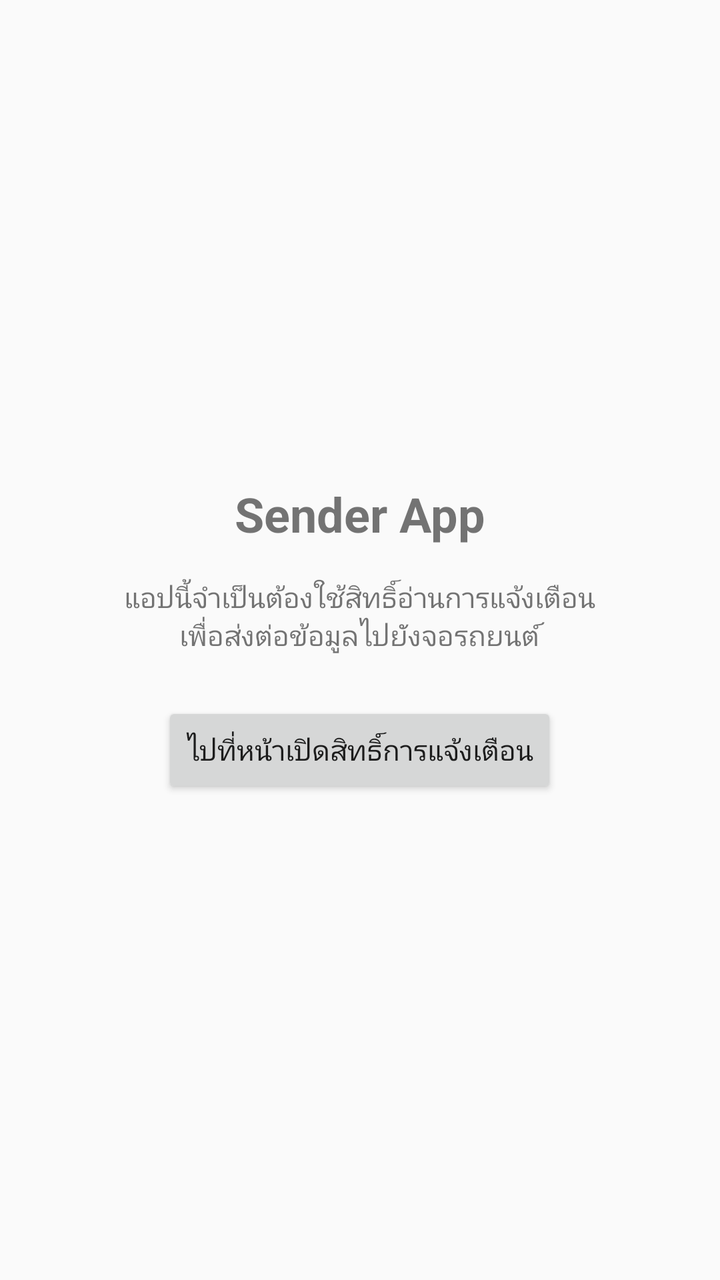
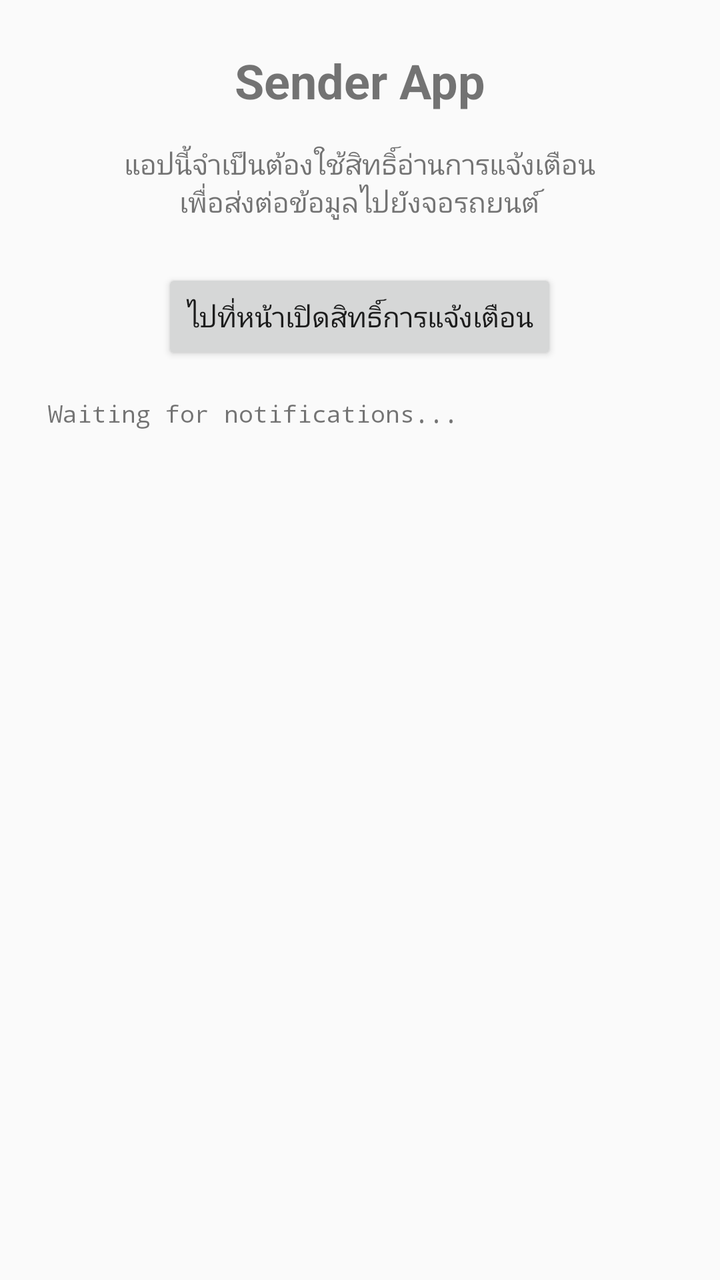

Screens rendered from an Android XML layout before and after an edit, with the pre-edit source and the edit as a unified diff.
<!-- AndroidManifest.xml: application theme Theme.AppCompat.Light.DarkActionBar -->
<!-- res/layout/activity_main.xml -->
<?xml version="1.0" encoding="utf-8"?>
<LinearLayout xmlns:android="http://schemas.android.com/apk/res/android"
    android:layout_width="match_parent"
    android:layout_height="match_parent"
    android:gravity="center"
    android:orientation="vertical"
    android:padding="24dp">

    <TextView
        android:layout_width="wrap_content"
        android:layout_height="wrap_content"
        android:text="Sender App"
        android:textSize="24sp"
        android:textStyle="bold"
        android:layout_marginBottom="16dp"/>

    <TextView
        android:layout_width="wrap_content"
        android:layout_height="wrap_content"
        android:text="แอปนี้จำเป็นต้องใช้สิทธิ์อ่านการแจ้งเตือน\nเพื่อส่งต่อข้อมูลไปยังจอรถยนต์"
        android:textAlignment="center"
        android:layout_marginBottom="24dp"/>

    <Button
        android:id="@+id/btnOpenSettings"
        android:layout_width="wrap_content"
        android:layout_height="wrap_content"
        android:text="ไปที่หน้าเปิดสิทธิ์การแจ้งเตือน" />
</LinearLayout>
<!-- resources referenced by this layout -->
<resources>

</resources>

<!-- the commit's change to res/layout/activity_main.xml (unified diff, before → after) -->
@@ -26,4 +26,18 @@
         android:layout_width="wrap_content"
         android:layout_height="wrap_content"
         android:text="ไปที่หน้าเปิดสิทธิ์การแจ้งเตือน" />
+
+    <ScrollView
+        android:layout_width="match_parent"
+        android:layout_height="0dp"
+        android:layout_weight="1"
+        android:layout_marginTop="16dp">
+        <TextView
+            android:id="@+id/tvLog"
+            android:layout_width="match_parent"
+            android:layout_height="wrap_content"
+            android:text="Waiting for notifications..."
+            android:textSize="12sp"
+            android:fontFamily="monospace"/>
+    </ScrollView>
 </LinearLayout>
